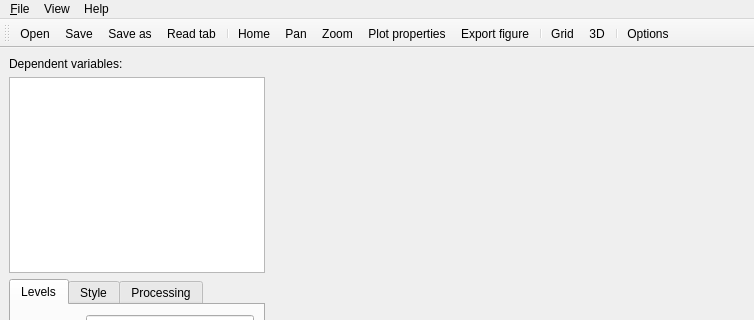
ondrolexa/pywerami, file pywerami/ui/pywerami.ui: the form before one commit; both pictures show x 0 to 754 and y 0 to 320 of the 754 by 523 pixel window.
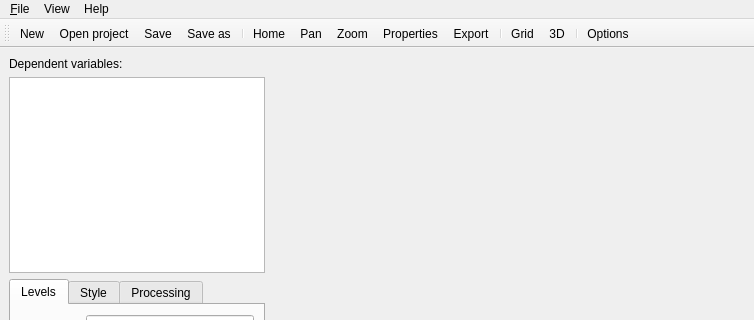
The form after the commit. Icons and pictures are not drawn.

Commit message: Projects file implemented

Diff of the .ui file:
```diff
--- a/pywerami/ui/pywerami.ui
+++ b/pywerami/ui/pywerami.ui
@@ -491,10 +491,10 @@
    <attribute name="toolBarBreak">
     <bool>false</bool>
    </attribute>
+   <addaction name="actionImport"/>
    <addaction name="actionOpen"/>
    <addaction name="actionSave"/>
    <addaction name="actionSaveas"/>
-   <addaction name="actionImport"/>
    <addaction name="separator"/>
    <addaction name="actionHome"/>
    <addaction name="actionPan"/>
@@ -509,7 +509,7 @@
   </widget>
   <action name="actionOpen">
    <property name="text">
-    <string>&amp;Open</string>
+    <string>&amp;Open project</string>
    </property>
    <property name="toolTip">
     <string>Open pywerami project</string>
@@ -517,7 +517,10 @@
   </action>
   <action name="actionSave">
    <property name="text">
-    <string>&amp;Save</string>
+    <string>&amp;Save project</string>
+   </property>
+   <property name="iconText">
+    <string>Save</string>
    </property>
    <property name="toolTip">
     <string>Save pywerami project</string>
@@ -525,7 +528,10 @@
   </action>
   <action name="actionImport">
    <property name="text">
-    <string>&amp;Read tab</string>
+    <string>&amp;New project</string>
+   </property>
+   <property name="iconText">
+    <string>New</string>
    </property>
    <property name="toolTip">
     <string>Read werami tab file</string>
@@ -541,9 +547,9 @@
   </action>
   <action name="actionSaveas">
    <property name="text">
-    <string>Save as...</string>
+    <string>Save project as...</string>
    </property>
-   <property name="toolTip">
+   <property name="iconText">
     <string>Save as</string>
    </property>
   </action>
@@ -589,6 +595,9 @@
    <property name="text">
     <string>Plot properties</string>
    </property>
+   <property name="iconText">
+    <string>Properties</string>
+   </property>
    <property name="toolTip">
     <string>Plot properties</string>
    </property>
@@ -597,6 +606,9 @@
    <property name="text">
     <string>Export figure...</string>
    </property>
+   <property name="iconText">
+    <string>Export</string>
+   </property>
    <property name="toolTip">
     <string>Export figure</string>
    </property>
```
Left out of the diff: 12 changed lines with no effect on the pictures. The commit also changes 3 other files.
